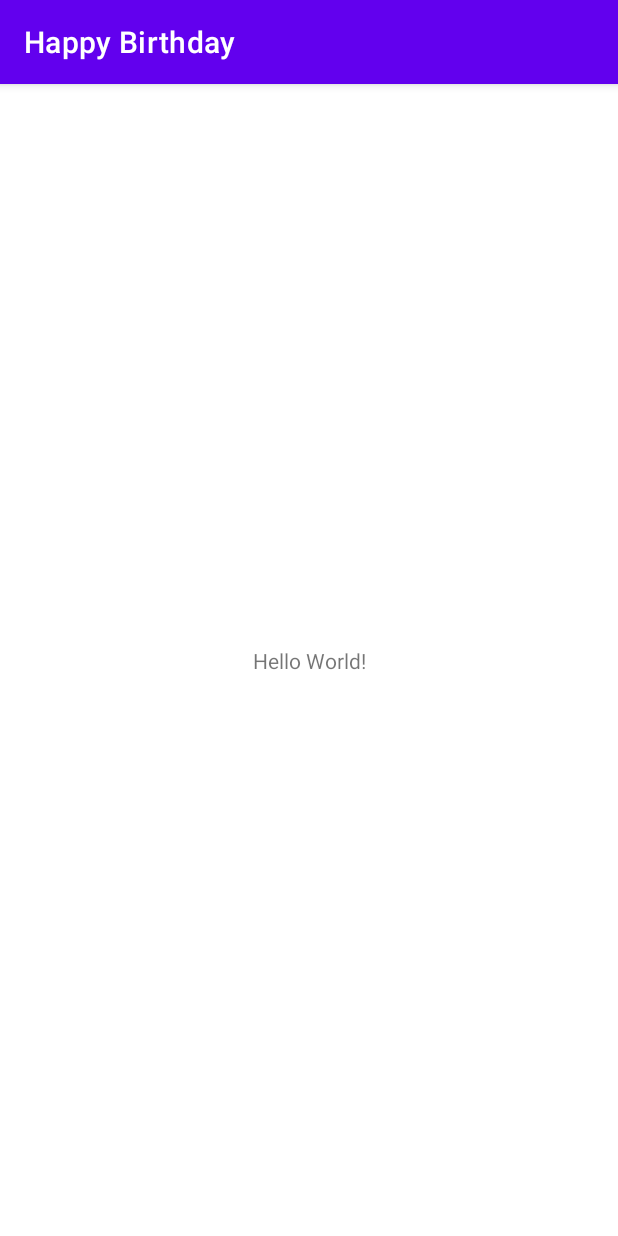
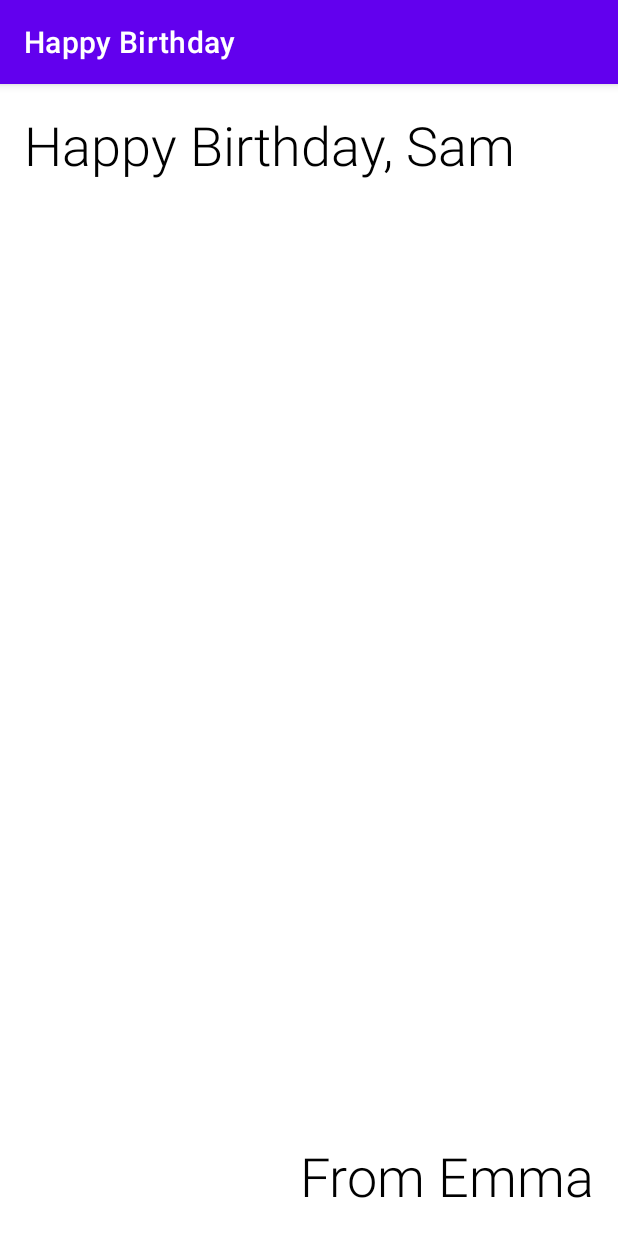
Before and after one commit to juperegra/CumpleConImagen, an Android app: the screen it shows after launch (MainActivity), on a phone screen of 412 x 824 dp. Run offline under Robolectric (Android 15) with nearby library versions, the phone set to English and light mode, and no system bars.

Commit message:
primer commit

```diff
--- a/app/src/main/res/layout/activity_main.xml
+++ b/app/src/main/res/layout/activity_main.xml
@@ -7,12 +7,28 @@
     tools:context=".MainActivity">
 
     <TextView
+        android:id="@+id/textView"
         android:layout_width="wrap_content"
         android:layout_height="wrap_content"
-        android:text="Hello World!"
-        app:layout_constraintBottom_toBottomOf="parent"
-        app:layout_constraintLeft_toLeftOf="parent"
-        app:layout_constraintRight_toRightOf="parent"
+        android:layout_marginStart="16dp"
+        android:layout_marginTop="16dp"
+        android:fontFamily="sans-serif-light"
+        android:text="Happy Birthday, Sam"
+        android:textColor="@android:color/black"
+        android:textSize="36sp"
+        app:layout_constraintStart_toStartOf="parent"
         app:layout_constraintTop_toTopOf="parent" />
 
+    <TextView
+        android:id="@+id/textView2"
+        android:layout_width="wrap_content"
+        android:layout_height="wrap_content"
+        android:layout_marginEnd="16dp"
+        android:layout_marginBottom="16dp"
+        android:fontFamily="sans-serif-light"
+        android:text="From Emma"
+        android:textColor="@android:color/black"
+        android:textSize="36sp"
+        app:layout_constraintBottom_toBottomOf="parent"
+        app:layout_constraintEnd_toEndOf="parent" />
 </androidx.constraintlayout.widget.ConstraintLayout>
```
